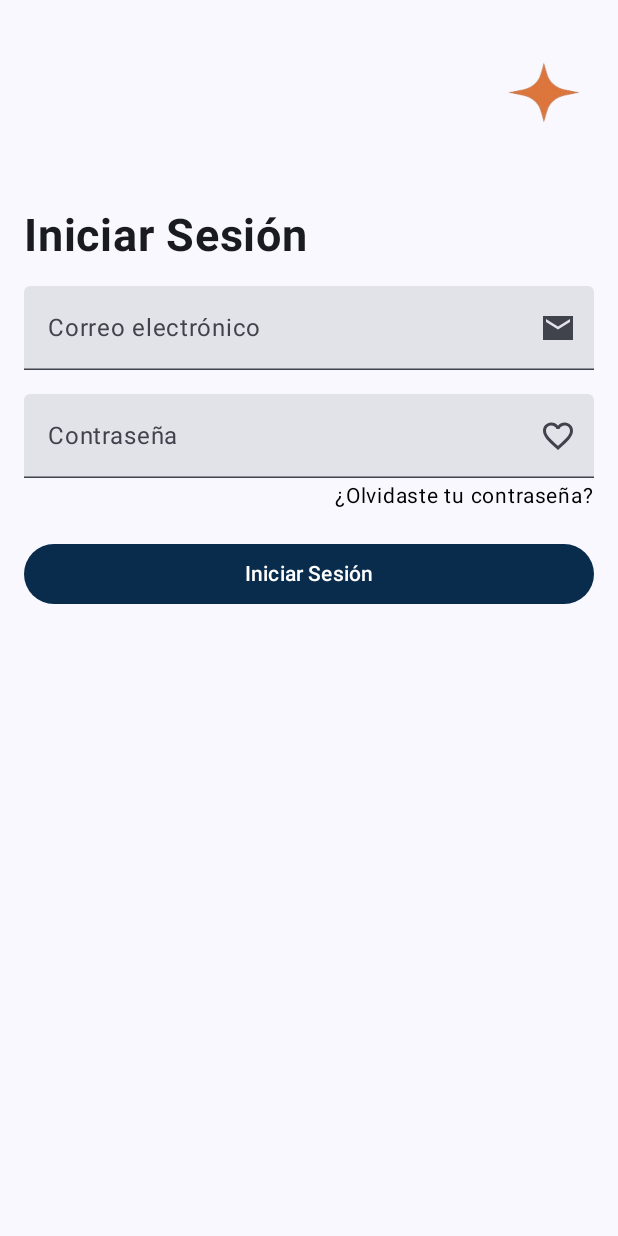
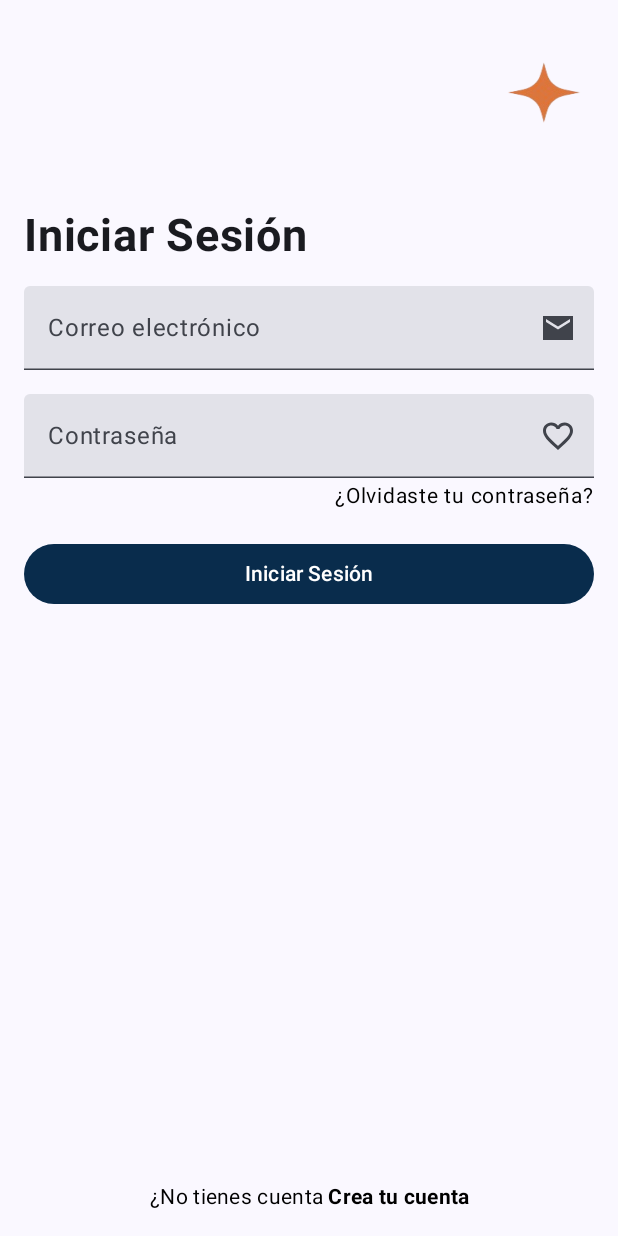
Before and after one commit to sebastian123gonzalo/practicando-kotlin, an Android app built with Jetpack Compose: the screen it shows after launch (MainActivity), after a tap on "Iniciar Sesión", on a phone screen of 412 x 824 dp. Run offline under Robolectric (Android 15) with nearby library versions, the phone set to English and light mode, and no system bars.

Commit message:
project updated

```diff
--- a/app/src/main/java/com/example/agrosupportv2/presentation/ForgotPasswordScreen.kt
+++ b/app/src/main/java/com/example/agrosupportv2/presentation/ForgotPasswordScreen.kt
@@ -160,8 +160,8 @@ fun ForgotPasswordScreen(navController: NavController) {
             ClickableText(
                 text = text,
                 onClick = { offset ->
-                    // Obtener el índice de "Inicia sesión" en el texto
-                    val startIndex = text.indexOf("Inicia sesión")
+                    // Obtener el índice de "Inicia sesion" en el texto
+                    val startIndex = text.indexOf("Crear sesión")
                     val endIndex = startIndex + "Inicia sesión".length
 
                     if (offset in startIndex until endIndex) {
--- a/app/src/main/java/com/example/agrosupportv2/presentation/LoginScreen.kt
+++ b/app/src/main/java/com/example/agrosupportv2/presentation/LoginScreen.kt
@@ -16,6 +16,7 @@ import androidx.compose.ui.unit.dp
 import androidx.compose.ui.text.input.PasswordVisualTransformation
 import androidx.compose.ui.text.input.VisualTransformation
 import androidx.compose.foundation.shape.RoundedCornerShape
+import androidx.compose.foundation.text.ClickableText
 import androidx.compose.foundation.text.KeyboardOptions
 import androidx.compose.material.icons.Icons
 import androidx.compose.material.icons.filled.Favorite
@@ -25,6 +26,8 @@ import androidx.compose.runtime.getValue
 import androidx.compose.runtime.saveable.rememberSaveable
 import androidx.compose.runtime.setValue
 import androidx.compose.ui.layout.ContentScale
+import androidx.compose.ui.text.SpanStyle
+import androidx.compose.ui.text.buildAnnotatedString
 import androidx.compose.ui.text.font.FontWeight
 import androidx.compose.ui.text.input.KeyboardType
 import androidx.compose.ui.text.style.TextAlign
@@ -111,6 +114,38 @@ fun LoginScreen(navController: NavController) {
             ) {
                 Text(text = "Iniciar Sesión", color = Color.White)
             }
+            // Spacer para empujar el texto hacia abajo
+            Spacer(modifier = Modifier.weight(1f))
+
+            // Texto clickable
+            val text = buildAnnotatedString {
+                append("¿No tienes cuenta ")
+                pushStyle(SpanStyle(fontWeight = FontWeight.Bold))
+                append("Crea tu cuenta")
+                pop()
+            }
+
+            ClickableText(
+                text = text,
+                onClick = { offset ->
+                    // Obtener el índice de "Crear cuenta" en el texto
+                    val startIndex = text.indexOf("Crea tu cuenta")
+                    val endIndex = startIndex + "Crea tu cuenta".length
+
+                    if (offset in startIndex until endIndex) {
+                        //navController.navigate("")
+                        //CREATE ACCOUNT SECTION
+                    }
+                },
+                modifier = Modifier
+                    .fillMaxWidth()
+                    .padding(16.dp),
+                style = MaterialTheme.typography.bodyMedium.copy(
+                    color = Color.Black,
+                    fontSize = 14.sp,
+                    textAlign = TextAlign.Center
+                )
+            )
         }
     }
 }
```
